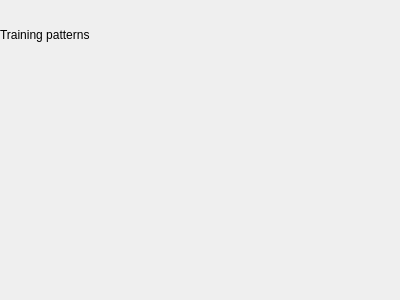
Before: the Qt Designer form ApplicationUi/TrainingPatterns.ui in kacerpetr/NNCreator, drawn with Qt 5.
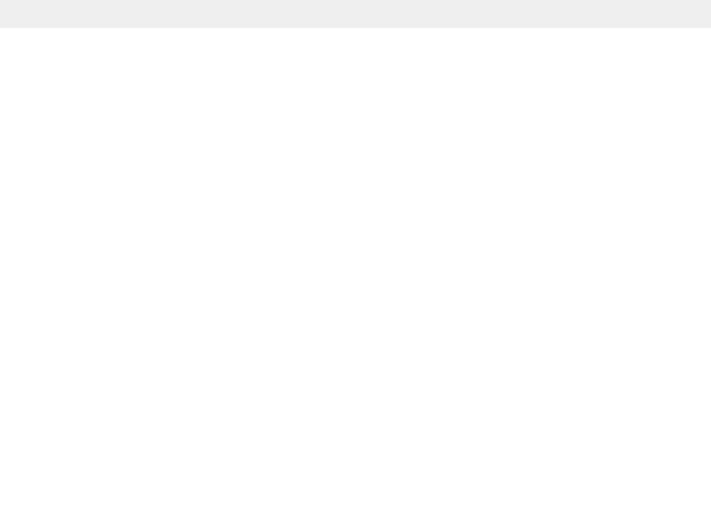
After: the same form once the commit is applied. Icons and pictures are not drawn.

```diff
--- a/ApplicationUi/TrainingPatterns.ui
+++ b/ApplicationUi/TrainingPatterns.ui
@@ -6,8 +6,8 @@
    <rect>
     <x>0</x>
     <y>0</y>
-    <width>400</width>
-    <height>300</height>
+    <width>711</width>
+    <height>515</height>
    </rect>
   </property>
   <property name="sizePolicy">
@@ -55,24 +55,32 @@
     </widget>
    </item>
    <item>
-    <widget class="QLabel" name="label">
-     <property name="text">
-      <string>Training patterns</string>
+    <widget class="QTableView" name="tableView">
+     <property name="frameShape">
+      <enum>QFrame::NoFrame</enum>
      </property>
-    </widget>
-   </item>
-   <item>
-    <spacer name="verticalSpacer">
-     <property name="orientation">
-      <enum>Qt::Vertical</enum>
+     <property name="lineWidth">
+      <number>0</number>
      </property>
-     <property name="sizeHint" stdset="0">
-      <size>
-       <width>20</width>
-       <height>255</height>
-      </size>
+     <property name="cornerButtonEnabled">
+      <bool>true</bool>
      </property>
-    </spacer>
+     <attribute name="horizontalHeaderCascadingSectionResizes">
+      <bool>false</bool>
+     </attribute>
+     <attribute name="horizontalHeaderDefaultSectionSize">
+      <number>80</number>
+     </attribute>
+     <attribute name="horizontalHeaderMinimumSectionSize">
+      <number>25</number>
+     </attribute>
+     <attribute name="verticalHeaderDefaultSectionSize">
+      <number>20</number>
+     </attribute>
+     <attribute name="verticalHeaderMinimumSectionSize">
+      <number>20</number>
+     </attribute>
+    </widget>
    </item>
   </layout>
  </widget>
```
Left out of the diff: 2 changed lines with no effect on the pictures.
